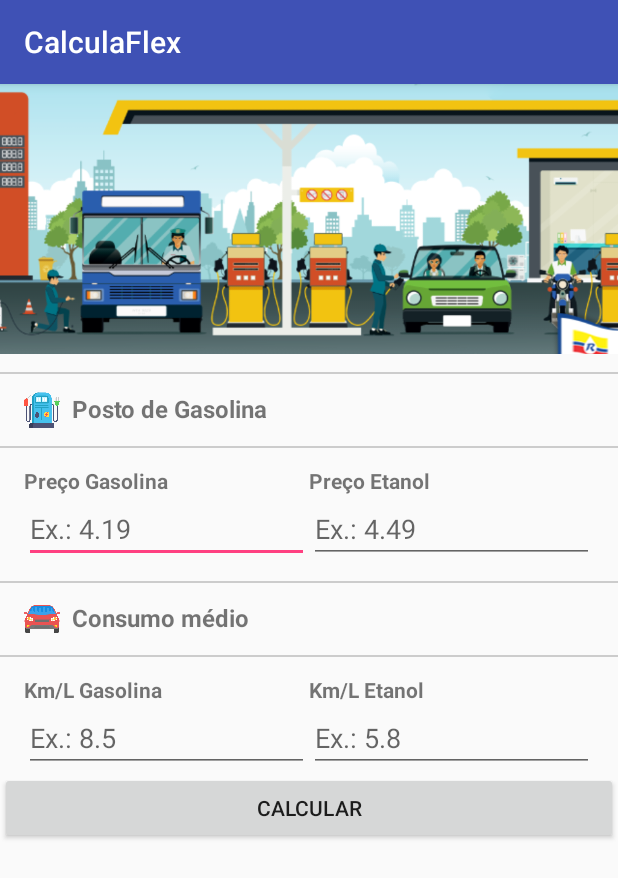
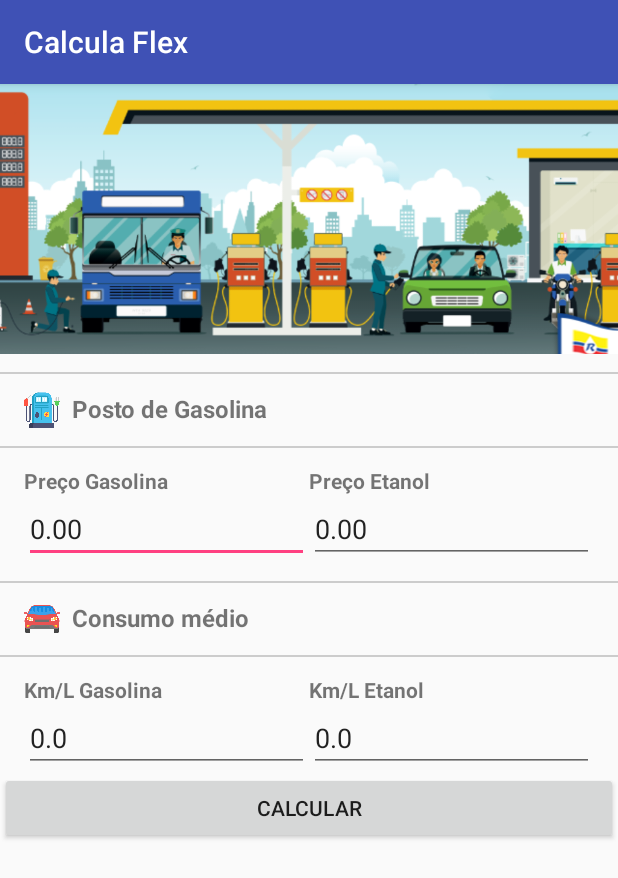
Before and after one commit to easedu/CalculaFlex, an Android app: the screen it shows after launch (FormActivity), on a phone screen of 412 x 824 dp. Shown: the top 878 px of the screen. Run offline under Robolectric (Android 15) with nearby library versions, the phone set to English and light mode, and no system bars.

Commit message:
Adição de máscaras

```diff
--- a/app/src/main/java/com/example/meunome/calculaflex/FormActivity.kt
+++ b/app/src/main/java/com/example/meunome/calculaflex/FormActivity.kt
@@ -3,6 +3,8 @@ package com.example.meunome.calculaflex
 import android.content.Intent
 import android.support.v7.app.AppCompatActivity
 import android.os.Bundle
+import com.example.meunome.calculaflex.extensions.getDouble
+import com.example.meunome.calculaflex.watchers.DecimalTextWatcher
 import kotlinx.android.synthetic.main.activity_form.*
 
 class FormActivity : AppCompatActivity() {
@@ -11,12 +13,18 @@ class FormActivity : AppCompatActivity() {
         super.onCreate(savedInstanceState)
         setContentView(R.layout.activity_form)
 
+        etGasPrice.addTextChangedListener(DecimalTextWatcher(etGasPrice))
+        etEthanolPrice.addTextChangedListener(DecimalTextWatcher(etEthanolPrice))
+
+        etGasAverage.addTextChangedListener(DecimalTextWatcher(etGasAverage, 1))
+        etEthanolAverage.addTextChangedListener(DecimalTextWatcher(etEthanolAverage, 1))
+
         btCalculate.setOnClickListener {
             var proximaTela = Intent(this, ResultActivity::class.java)
-            proximaTela.putExtra("GAS_PRICE", etGasPrice.text.toString())
-            proximaTela.putExtra("ETHANOL_PRICE", etEthanolPrice.text.toString())
-            proximaTela.putExtra("GAS_AVERAGE", etGasAverage.text.toString())
-            proximaTela.putExtra("ETHANOL_AVERAGE", etEthanolAverage.text.toString())
+            proximaTela.putExtra("GAS_PRICE", etGasPrice.getDouble())
+            proximaTela.putExtra("ETHANOL_PRICE", etEthanolPrice.getDouble())
+            proximaTela.putExtra("GAS_AVERAGE", etGasAverage.getDouble())
+            proximaTela.putExtra("ETHANOL_AVERAGE", etEthanolAverage.getDouble())
             startActivity(proximaTela)
         }
     }
--- /dev/null
+++ b/app/src/main/java/com/example/meunome/calculaflex/extensions/DoubleExt.kt
@@ -0,0 +1,3 @@
+package com.example.meunome.calculaflex.extensions
+
+fun Double.format(digits: Int) = String.format("%.${digits}f", this)
--- /dev/null
+++ b/app/src/main/java/com/example/meunome/calculaflex/watchers/DecimalTextWatchers.kt
@@ -0,0 +1,58 @@
+package com.example.meunome.calculaflex.watchers
+
+import android.text.Editable
+import android.text.TextWatcher
+import android.widget.EditText
+import java.lang.StringBuilder
+import java.lang.ref.WeakReference
+import java.math.BigDecimal
+import java.text.DecimalFormat
+
+class DecimalTextWatcher(editText: EditText, val totalDecimalNumber: Int = 2) : TextWatcher {
+
+    private val editTextWeakReference: WeakReference<EditText> = WeakReference(editText)
+
+    init {
+        formatMoney(editTextWeakReference.get()!!.text)
+    }
+
+    override fun beforeTextChanged(s: CharSequence, start: Int, count: Int, after: Int) {}
+
+    override fun onTextChanged(s: CharSequence, start: Int, before: Int, count: Int) {}
+
+    override fun afterTextChanged(editable: Editable) {
+        formatMoney(editable)
+    }
+
+    private fun getTotalDecimalNumber(): String {
+        val decimalNumber = StringBuilder()
+        for (i in 1..totalDecimalNumber) {
+            decimalNumber.append("0")
+        }
+        return decimalNumber.toString()
+    }
+
+    private fun formatMoney(editable: Editable) {
+        val editText = editTextWeakReference.get() ?: return
+        val cleanString = editable.toString().trim().replace(" ", "")
+        editText.removeTextChangedListener(this)
+
+        val number = Math.pow(10.toDouble(), totalDecimalNumber.toDouble())
+
+        val parsed = when (cleanString) {
+            null -> BigDecimal(0)
+            "" -> BigDecimal(0)
+            "null" -> BigDecimal(0)
+            else -> BigDecimal(cleanString.replace("\\D+".toRegex(), ""))
+                    .setScale(totalDecimalNumber, BigDecimal.ROUND_FLOOR)
+                    .divide(BigDecimal(number.toInt()),
+                            BigDecimal.ROUND_FLOOR)
+        }
+
+        val dfnd = DecimalFormat("#,##0.${getTotalDecimalNumber()}")
+        val formatted = dfnd.format(parsed)
+        editText.setText(formatted.replace(',', '.'))
+        editText.setSelection(formatted.length)
+        editText.addTextChangedListener(this)
+    }
+}
--- a/app/src/main/res/layout/activity_form.xml
+++ b/app/src/main/res/layout/activity_form.xml
@@ -1,36 +1,41 @@
 <?xml version="1.0" encoding="utf-8"?>
-<LinearLayout xmlns:android="http://schemas.android.com/apk/res/android"
+<ScrollView xmlns:android="http://schemas.android.com/apk/res/android"
     xmlns:app="http://schemas.android.com/apk/res-auto"
     xmlns:tools="http://schemas.android.com/tools"
     android:layout_width="match_parent"
     android:layout_height="match_parent"
-    tools:context=".FormActivity"
+    android:orientation="vertical"
+    tools:context=".FormActivity">
+
+    <LinearLayout
+        android:layout_width="match_parent"
+        android:layout_height="match_parent"
         android:orientation="vertical">
 
         <ImageView
             android:layout_width="match_parent"
             android:layout_height="180dp"
             android:scaleType="centerCrop"
-        android:src="@drawable/banner"/>
+            android:src="@drawable/banner" />
 
-    <View style="@style/divider"/>
+        <View style="@style/divider" />
 
         <TextView
             style="@style/header_title"
-        android:text="Posto de Gasolina"
-        android:drawableStart="@drawable/fuel_icon"/>
+            android:drawableStart="@drawable/fuel_icon"
+            android:text="Posto de Gasolina" />
 
-    <View style="@style/divider"/>
+        <View style="@style/divider" />
 
         <LinearLayout style="@style/container_row">
 
             <TextView
                 style="@style/header_subtitle"
-            android:text="Preço Gasolina"/>
+                android:text="Preço Gasolina" />
 
             <TextView
                 style="@style/header_subtitle"
-            android:text="Preço Etanol"/>
+                android:text="Preço Etanol" />
 
         </LinearLayout>
 
@@ -48,24 +53,24 @@
 
         </LinearLayout>
 
-    <View style="@style/divider"/>
+        <View style="@style/divider" />
 
         <TextView
             style="@style/header_title"
-        android:text="Consumo médio"
-        android:drawableStart="@drawable/car_icon"/>
+            android:drawableStart="@drawable/car_icon"
+            android:text="Consumo médio" />
 
-    <View style="@style/divider"/>
+        <View style="@style/divider" />
 
         <LinearLayout style="@style/container_row">
 
             <TextView
                 style="@style/header_subtitle"
-            android:text="Km/L Gasolina"/>
+                android:text="Km/L Gasolina" />
 
             <TextView
                 style="@style/header_subtitle"
-            android:text="Km/L Etanol"/>
+                android:text="Km/L Etanol" />
 
         </LinearLayout>
 
@@ -91,3 +96,4 @@
 
 
     </LinearLayout>
+</ScrollView>
--- a/app/src/main/res/values/strings.xml
+++ b/app/src/main/res/values/strings.xml
@@ -1,3 +1,6 @@
 <resources>
-    <string name="app_name">CalculaFlex</string>
+    <string name="app_name">Calcula Flex</string>
+    <string name="label_gasoline">Gasoline</string>
+    <string name="label_ethanol">Ethanol</string>
+    <string name="label_ration_fuel">Gasoline/Ethanol: %1$s</string>
 </resources>
```
Also changed, not shown: app/src/main/java/com/example/meunome/calculaflex/ResultActivity.kt (+35 -0 lines), app/src/main/java/com/example/meunome/calculaflex/extensions/EditTextExt.kt (added, +11 -0 lines), app/src/main/res/layout/activity_result.xml (+37 -24 lines). Lines whose indentation alone changed are shown as unchanged.
